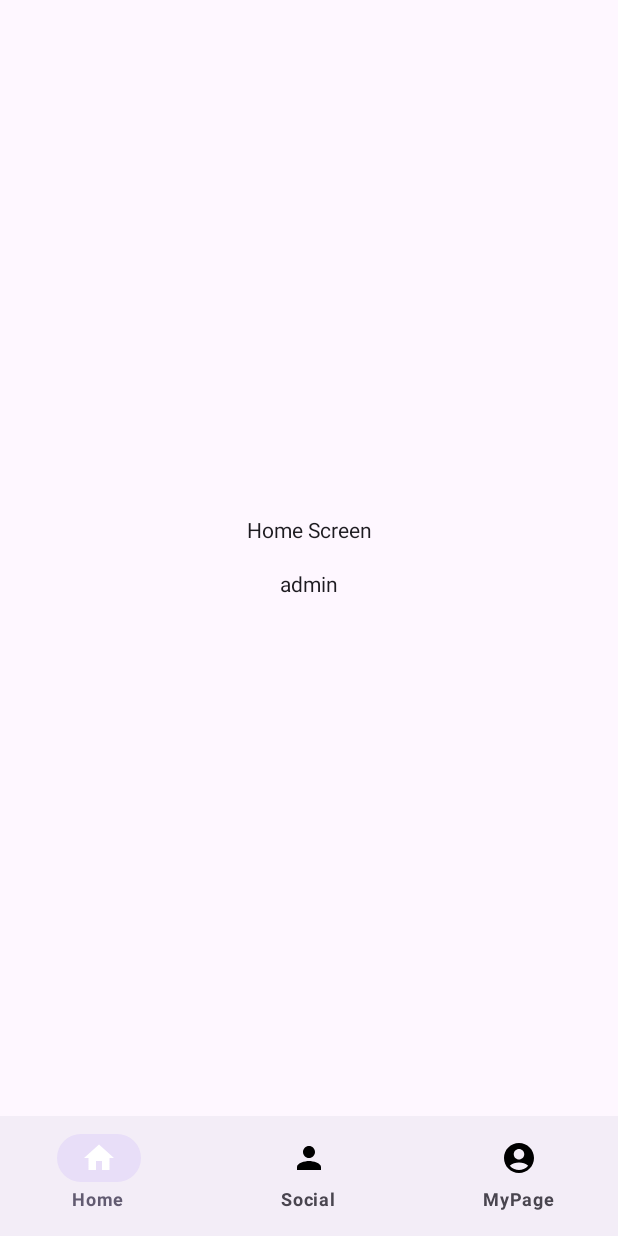
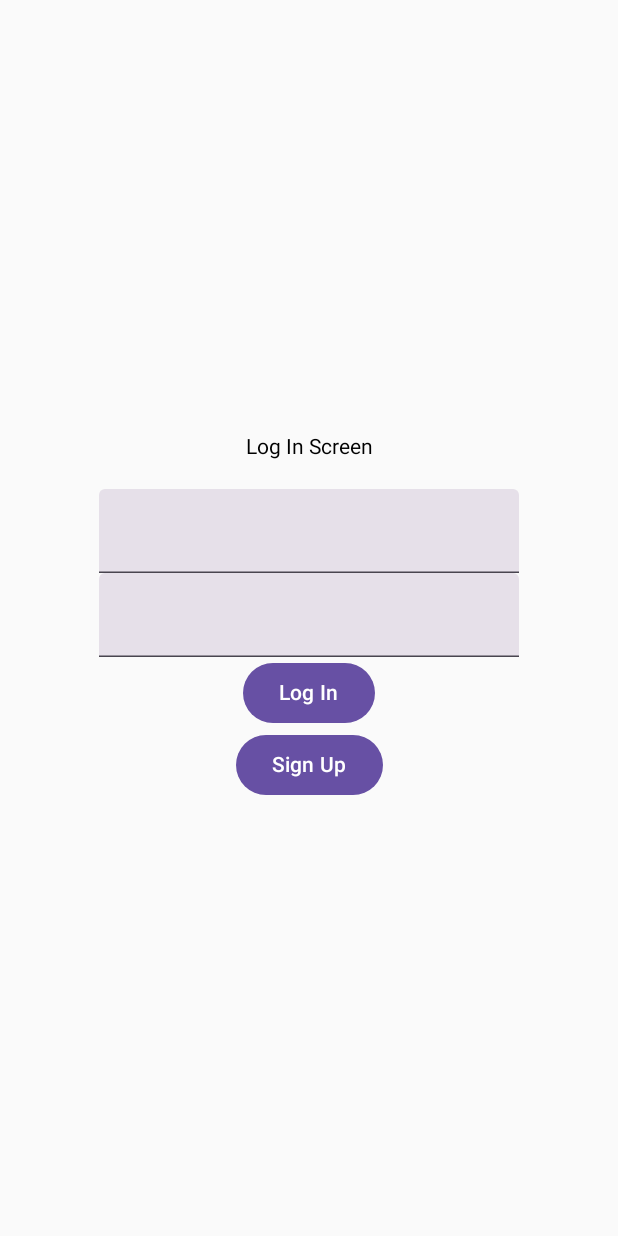
Before and after one commit to snuhcs-course/swpp-2023-project-team-13, an Android app built with Jetpack Compose: the screen it shows after launch (MainActivity), on a phone screen of 412 x 824 dp. Run offline under Robolectric (Android 15) with nearby library versions, the phone set to English and light mode, and no system bars.

Commit message:
navigation 계층화
root navigation을 만들어서 navigation을 계층화 했습니다.
그런데 Navigation Bar에서 터지네요..

```diff
--- /dev/null
+++ b/frontend/app/src/main/java/com/team13/fooriend/core/graph/AuthNavGraph.kt
@@ -0,0 +1,41 @@
+package com.team13.fooriend.core.graph
+
+import androidx.navigation.NavGraphBuilder
+import androidx.navigation.NavHostController
+import androidx.navigation.compose.composable
+import androidx.navigation.navigation
+import com.team13.fooriend.ui.screen.login.LogInScreen
+import com.team13.fooriend.ui.screen.signup.SignUpScreen
+
+sealed class AuthScreen(val route: String) {
+    object Login : AuthScreen(route = "LOGIN")
+    object SignUp : AuthScreen(route = "SIGN_UP")
+    object Forgot : AuthScreen(route = "FORGOT")
+}
+fun NavGraphBuilder.authNavGraph(
+    navController: NavHostController
+){
+    navigation(
+        route = Graph.AUTHENTICATION,
+        startDestination = AuthScreen.Login.route
+    ){
+        composable(route = AuthScreen.Login.route){
+            LogInScreen(
+                onClick = {
+                    navController.popBackStack()
+                    navController.navigate(Graph.HOME)
+                },
+                onSignUpClick = {
+                    navController.navigate(AuthScreen.SignUp.route)
+                }
+            )
+        }
+        composable(route = AuthScreen.SignUp.route){
+            SignUpScreen(
+                onSignUpClick = {
+                    navController.navigate(AuthScreen.Login.route)
+                }
+            )
+        }
+    }
+}
--- /dev/null
+++ b/frontend/app/src/main/java/com/team13/fooriend/core/graph/RootNavGraph.kt
@@ -0,0 +1,27 @@
+package com.team13.fooriend.core.graph
+
+import androidx.compose.runtime.Composable
+import androidx.navigation.NavHostController
+import androidx.navigation.compose.NavHost
+import androidx.navigation.compose.composable
+import com.team13.fooriend.ui.screen.home.HomeScreen
+
+@Composable
+fun RootNavigationGraph(navController: NavHostController) {
+    NavHost(
+        navController = navController,
+        route = Graph.ROOT,
+        startDestination = Graph.AUTHENTICATION
+    ) {
+        authNavGraph(navController = navController)
+        composable(route = Graph.HOME) {
+            HomeScreen(nickname = "admin")
+        }
+    }
+}
+
+object Graph {
+    const val ROOT = "root_graph"
+    const val AUTHENTICATION = "auth_graph"
+    const val HOME = "home_graph"
+}
--- a/frontend/app/src/main/java/com/team13/fooriend/ui/FooriendApp.kt
+++ b/frontend/app/src/main/java/com/team13/fooriend/ui/FooriendApp.kt
@@ -2,38 +2,14 @@ package com.team13.fooriend.ui
 
 import androidx.compose.material3.ExperimentalMaterial3Api
 import androidx.compose.runtime.Composable
-import androidx.navigation.NavHostController
-import androidx.navigation.compose.NavHost
-import androidx.navigation.compose.composable
 import androidx.navigation.compose.rememberNavController
-import com.team13.fooriend.ui.component.BottomBar
-import com.team13.fooriend.ui.screen.login.LogInScreen
-import com.team13.fooriend.ui.screen.signup.SignUpScreen
+import com.team13.fooriend.core.graph.RootNavigationGraph
 
 
 @OptIn(ExperimentalMaterial3Api::class)
 @Composable
 fun FooriendApp() {
     val navController = rememberNavController()
-    //FooriendNavHost(navController = navController)
-    BottomBar(navController = navController)
+    //BottomBar(navController = navController)
+    RootNavigationGraph(navController = navController)
 }
-
-@OptIn(ExperimentalMaterial3Api::class)
-@Composable
-fun FooriendNavHost(navController: NavHostController) {
-    NavHost(
-        navController = navController,
-        startDestination = "login"
-    ) {
-        composable("login") {
-            LogInScreen()
-        }
-        composable("signup") {
-            SignUpScreen()
-        }
-        composable("home"){
-
-        }
-    }
-}
--- a/frontend/app/src/main/java/com/team13/fooriend/ui/navigation/BottomNavigation.kt
+++ /dev/null
@@ -1,49 +0,0 @@
-package com.team13.fooriend.ui.navigation
-
-import androidx.compose.material3.Icon
-import androidx.compose.material3.NavigationBar
-import androidx.compose.material3.NavigationBarItem
-import androidx.compose.material3.NavigationBarItemDefaults
-import androidx.compose.material3.Text
-import androidx.compose.runtime.Composable
-import androidx.compose.ui.graphics.Color
-import androidx.compose.ui.text.font.FontWeight
-import androidx.navigation.NavHostController
-import androidx.navigation.compose.currentBackStackEntryAsState
-
-@Composable
-fun BottomNavigation(navController: NavHostController){
-    val items = listOf<BottomNavItem>(
-        BottomNavItem.Home,
-        BottomNavItem.Social,
-        BottomNavItem.MyPage,
-    )
-    NavigationBar {
-        val navBackStackEntry = navController.currentBackStackEntryAsState()
-        val currentRoute = navBackStackEntry.value?.destination?.route
-
-        items.forEach { item ->
-            val selected = item.route == navBackStackEntry.value?.destination?.route
-            NavigationBarItem(
-                icon = { Icon(imageVector = item.icon, contentDescription = item.title) },
-                label = { Text(text = item.title, fontWeight = FontWeight.Bold) },
-                selected = selected,
-                onClick = {
-                    navController.navigate(item.route){
-                        navController.graph.startDestinationRoute?.let {
-                            popUpTo(it){
-                                saveState = true
-                            }
-                            launchSingleTop = true
-                            restoreState = true
-                        }
-                    }
-                },
-                colors = NavigationBarItemDefaults.colors(
-                    selectedIconColor = Color.White,
-                    unselectedIconColor = Color.Black,
-                )
-            )
-        }
-    }
-}
--- a/frontend/app/src/main/java/com/team13/fooriend/ui/navigation/NavigationGraph.kt
+++ /dev/null
@@ -1,32 +0,0 @@
-package com.team13.fooriend.ui.navigation
-
-import androidx.compose.runtime.Composable
-import androidx.navigation.NavHostController
-import androidx.navigation.compose.NavHost
-import androidx.navigation.compose.composable
-import com.team13.fooriend.ui.screen.home.HomeScreen
-import com.team13.fooriend.ui.screen.login.LogInScreen
-import com.team13.fooriend.ui.screen.mypage.MyPageScreen
-import com.team13.fooriend.ui.screen.signup.SignUpScreen
-import com.team13.fooriend.ui.screen.social.SocialScreen
-
-@Composable
-fun NavigationGraph(navController: NavHostController){
-    NavHost(navController = navController, startDestination = "home"){
-        composable("login"){
-            LogInScreen()
-        }
-        composable("signup"){
-            SignUpScreen()
-        }
-        composable(BottomNavItem.Home.route){
-            HomeScreen("admin")
-        }
-        composable(BottomNavItem.Social.route){
-            SocialScreen()
-        }
-        composable(BottomNavItem.MyPage.route){
-            MyPageScreen()
-        }
-    }
-}
--- a/frontend/app/src/main/java/com/team13/fooriend/ui/screen/signup/SignUpScreen.kt
+++ b/frontend/app/src/main/java/com/team13/fooriend/ui/screen/signup/SignUpScreen.kt
@@ -20,7 +20,9 @@ import androidx.compose.ui.unit.dp
 
 @OptIn(ExperimentalMaterial3Api::class)
 @Composable
-fun SignUpScreen(){
+fun SignUpScreen(
+    onSignUpClick : () -> Unit = {}
+){
     val (id, idValue) = remember { mutableStateOf("") }
     val (password, passwordValue) = remember { mutableStateOf("") }
     val (passwordCheck, passwordCheckValue) = remember { mutableStateOf("") }
@@ -40,7 +42,7 @@ fun SignUpScreen(){
         TextField(value = nickname, onValueChange = nicknameValue)
         TextField(value = phoneNumber, onValueChange = phoneNumberValue)
         Button(onClick = {
-            // TODO
+            onSignUpClick()
         }) {
             Text("Sign Up")
         }
```
Also changed, not shown: frontend/app/src/main/java/com/team13/fooriend/core/graph/HomeNavGraph.kt (added, +29 -0 lines), frontend/app/src/main/java/com/team13/fooriend/ui/component/BottomBar.kt (+45 -12 lines), frontend/app/src/main/java/com/team13/fooriend/ui/component/ScreenChangeBar.kt (deleted, +0 -47 lines), frontend/app/src/main/java/com/team13/fooriend/ui/screen/home/HomeScreen.kt (+17 -8 lines), frontend/app/src/main/java/com/team13/fooriend/ui/screen/login/LogInScreen.kt (+7 -3 lines).
